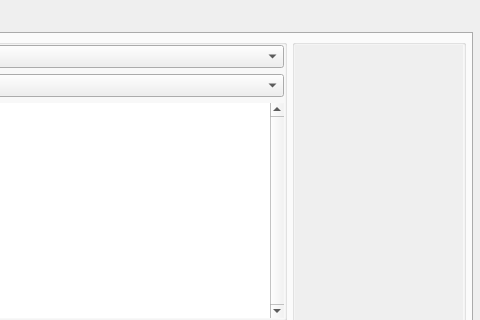
This is vkconfig_gui/mainwindow.ui in LunarG/VulkanTools as Qt 5 draws it before an edit; both pictures show x 544 to 1024 and y 0 to 320 of the 1024 by 640 pixel window. The edited form follows.
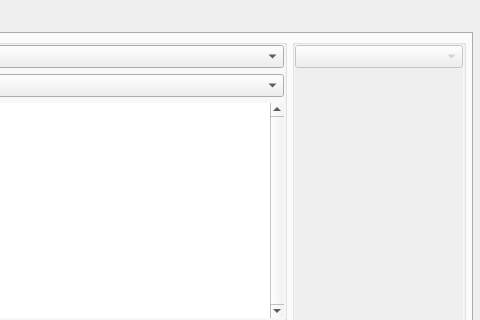
This is the edited form. Icons and pictures are not drawn.

Commit message: vkconfig3: Extract layer preset from settings

Diff of the .ui file:
```diff
--- a/vkconfig_gui/mainwindow.ui
+++ b/vkconfig_gui/mainwindow.ui
@@ -1136,6 +1136,9 @@
                </column>
               </widget>
              </item>
+             <item row="0" column="0">
+              <widget class="QComboBox" name="configurations_presets_comboBox"/>
+             </item>
             </layout>
            </widget>
           </widget>
```
The commit also changes 3 other files.
